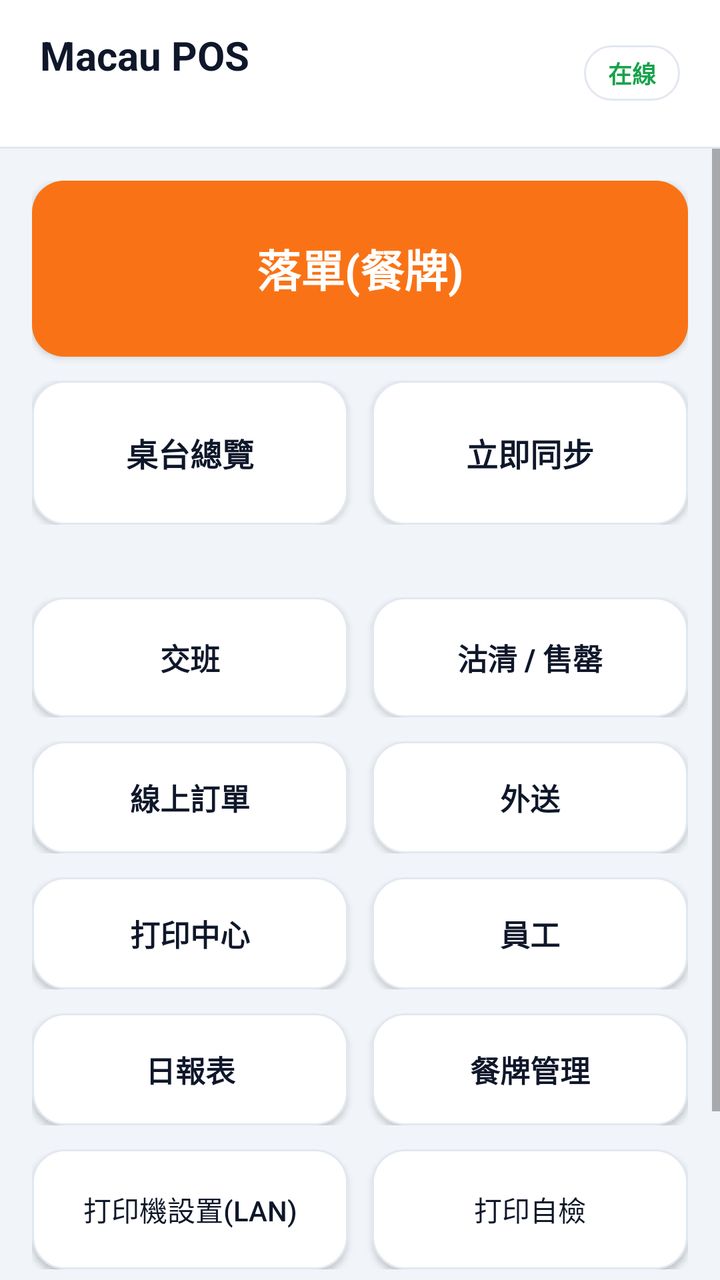
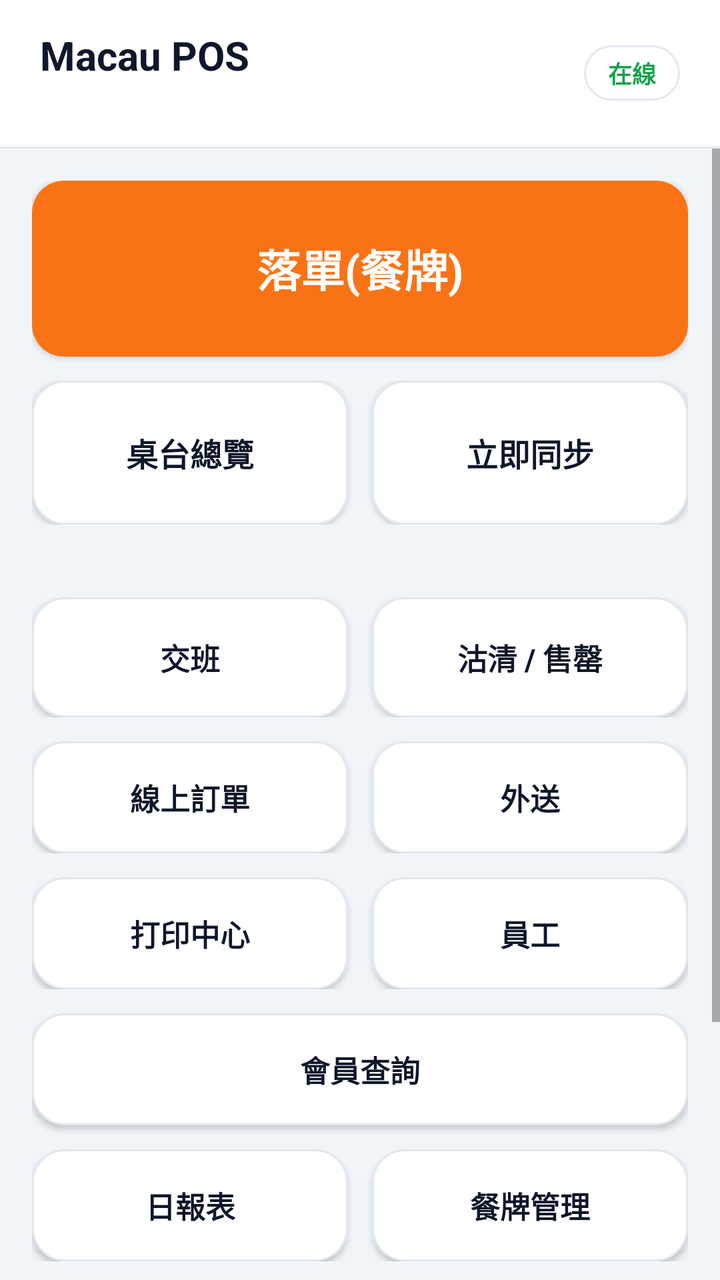

Two renders of the same Android screen: before a commit and after it. Below are the layout's source before the change and the commit's diff.
<!-- AndroidManifest.xml: application theme Theme.MacauposNative -->
<!-- res/layout/activity_home.xml -->
<?xml version="1.0" encoding="utf-8"?>
<LinearLayout xmlns:android="http://schemas.android.com/apk/res/android"
    android:layout_width="match_parent"
    android:layout_height="match_parent"
    android:orientation="vertical"
    android:background="@color/bg_screen">

    
    <LinearLayout
        android:layout_width="match_parent"
        android:layout_height="wrap_content"
        android:orientation="horizontal"
        android:gravity="center_vertical"
        android:background="@color/card"
        android:paddingHorizontal="20dp"
        android:paddingVertical="14dp">

        <LinearLayout
            android:layout_width="0dp"
            android:layout_height="wrap_content"
            android:layout_weight="1"
            android:orientation="vertical">

            <TextView
                android:id="@+id/txtStoreName"
                android:layout_width="wrap_content"
                android:layout_height="wrap_content"
                android:text="@string/home_title"
                android:textColor="@color/text_primary"
                android:textSize="20sp"
                android:textStyle="bold" />

            <TextView
                android:id="@+id/txtMeta"
                android:layout_width="wrap_content"
                android:layout_height="wrap_content"
                android:layout_marginTop="2dp"
                android:textColor="@color/text_secondary"
                android:textSize="12sp" />
        </LinearLayout>

        <TextView
            android:id="@+id/txtOffline"
            android:layout_width="wrap_content"
            android:layout_height="wrap_content"
            android:background="@drawable/bg_btn_outline"
            android:paddingHorizontal="12dp"
            android:paddingVertical="5dp"
            android:text="在線"
            android:textColor="@color/ok_green"
            android:textSize="12sp"
            android:textStyle="bold" />
    </LinearLayout>

    <View
        android:layout_width="match_parent"
        android:layout_height="1dp"
        android:background="@color/card_border" />

    
    <ScrollView
        android:layout_width="match_parent"
        android:layout_height="0dp"
        android:layout_weight="1"
        android:fillViewport="true">

        <LinearLayout
            android:layout_width="match_parent"
            android:layout_height="wrap_content"
            android:orientation="vertical"
            android:padding="16dp">

            
            <Button
                android:id="@+id/btnOrder"
                android:layout_width="match_parent"
                android:layout_height="88dp"
                android:background="@drawable/bg_btn_accent"
                android:text="落單(餐牌)"
                android:textColor="@color/card"
                android:textSize="22sp"
                android:textStyle="bold" />

            <LinearLayout
                android:layout_width="match_parent"
                android:layout_height="wrap_content"
                android:layout_marginTop="12dp"
                android:orientation="horizontal">

                <Button
                    android:id="@+id/btnTables"
                    android:layout_width="0dp"
                    android:layout_height="72dp"
                    android:layout_weight="1"
                    android:background="@drawable/bg_btn_outline"
                    android:text="桌台總覽"
                    android:textColor="@color/text_primary"
                    android:textSize="16sp"
                    android:textStyle="bold" />

                <Button
                    android:id="@+id/btnSync"
                    android:layout_width="0dp"
                    android:layout_height="72dp"
                    android:layout_marginStart="12dp"
                    android:layout_weight="1"
                    android:background="@drawable/bg_btn_outline"
                    android:text="立即同步"
                    android:textColor="@color/text_primary"
                    android:textSize="16sp"
                    android:textStyle="bold" />
            </LinearLayout>

            <TextView
                android:id="@+id/txtSyncState"
                android:layout_width="match_parent"
                android:layout_height="wrap_content"
                android:layout_marginTop="8dp"
                android:gravity="center"
                android:textColor="@color/text_secondary"
                android:textSize="12sp" />

            <LinearLayout
                android:layout_width="match_parent"
                android:layout_height="wrap_content"
                android:layout_marginTop="12dp"
                android:orientation="horizontal">

                <Button
                    android:id="@+id/btnShift"
                    android:layout_width="0dp"
                    android:layout_height="60dp"
                    android:layout_weight="1"
                    android:background="@drawable/bg_btn_outline"
                    android:text="交班"
                    android:textColor="@color/text_primary"
                    android:textSize="15sp"
                    android:textStyle="bold" />

                <Button
                    android:id="@+id/btnSoldOut"
                    android:layout_width="0dp"
                    android:layout_height="60dp"
                    android:layout_marginStart="12dp"
                    android:layout_weight="1"
                    android:background="@drawable/bg_btn_outline"
                    android:text="沽清 / 售罄"
                    android:textColor="@color/text_primary"
                    android:textSize="15sp"
                    android:textStyle="bold" />
            </LinearLayout>

            <LinearLayout
                android:layout_width="match_parent"
                android:layout_height="wrap_content"
                android:layout_marginTop="12dp"
                android:orientation="horizontal">

                <Button
                    android:id="@+id/btnOnlineOrders"
                    android:layout_width="0dp"
                    android:layout_height="56dp"
                    android:layout_weight="1"
                    android:background="@drawable/bg_btn_outline"
                    android:text="線上訂單"
                    android:textColor="@color/text_primary"
                    android:textSize="15sp"
                    android:textStyle="bold" />

                <Button
                    android:id="@+id/btnDelivery"
                    android:layout_width="0dp"
                    android:layout_height="56dp"
                    android:layout_marginStart="12dp"
                    android:layout_weight="1"
                    android:background="@drawable/bg_btn_outline"
                    android:text="外送"
                    android:textColor="@color/text_primary"
                    android:textSize="15sp"
                    android:textStyle="bold" />
            </LinearLayout>

            <LinearLayout
                android:layout_width="match_parent"
                android:layout_height="wrap_content"
                android:layout_marginTop="12dp"
                android:orientation="horizontal">

                <Button
                    android:id="@+id/btnPrintCenter"
                    android:layout_width="0dp"
                    android:layout_height="56dp"
                    android:layout_weight="1"
                    android:background="@drawable/bg_btn_outline"
                    android:text="打印中心"
                    android:textColor="@color/text_primary"
                    android:textSize="15sp"
                    android:textStyle="bold" />

                <Button
                    android:id="@+id/btnStaff"
                    android:layout_width="0dp"
                    android:layout_height="56dp"
                    android:layout_marginStart="12dp"
                    android:layout_weight="1"
                    android:background="@drawable/bg_btn_outline"
                    android:text="員工"
                    android:textColor="@color/text_primary"
                    android:textSize="15sp"
                    android:textStyle="bold" />
            </LinearLayout>

            <LinearLayout
                android:layout_width="match_parent"
                android:layout_height="wrap_content"
                android:layout_marginTop="12dp"
                android:orientation="horizontal">

                <Button
                    android:id="@+id/btnReport"
                    android:layout_width="0dp"
                    android:layout_height="56dp"
                    android:layout_weight="1"
                    android:background="@drawable/bg_btn_outline"
                    android:text="日報表"
                    android:textColor="@color/text_primary"
                    android:textSize="15sp"
                    android:textStyle="bold" />

                <Button
                    android:id="@+id/btnMenuAdmin"
                    android:layout_width="0dp"
                    android:layout_height="56dp"
                    android:layout_marginStart="12dp"
                    android:layout_weight="1"
                    android:background="@drawable/bg_btn_outline"
                    android:text="餐牌管理"
                    android:textColor="@color/text_primary"
                    android:textSize="15sp"
                    android:textStyle="bold" />
            </LinearLayout>

            <LinearLayout
                android:layout_width="match_parent"
                android:layout_height="wrap_content"
                android:layout_marginTop="12dp"
                android:orientation="horizontal">

                <Button
                    android:id="@+id/btnPrinter"
                    android:layout_width="0dp"
                    android:layout_height="60dp"
                    android:layout_weight="1"
                    android:background="@drawable/bg_btn_outline"
                    android:text="打印機設置(LAN)"
                    android:textColor="@color/text_primary"
                    android:textSize="14sp" />

                <Button
                    android:id="@+id/btnSelfTest"
                    android:layout_width="0dp"
                    android:layout_height="60dp"
                    android:layout_marginStart="12dp"
                    android:layout_weight="1"
                    android:background="@drawable/bg_btn_outline"
                    android:text="打印自檢"
                    android:textColor="@color/text_primary"
                    android:textSize="14sp" />
            </LinearLayout>

            <TextView
                android:id="@+id/txtSelfTest"
                android:layout_width="match_parent"
                android:layout_height="wrap_content"
                android:layout_marginTop="6dp"
                android:fontFamily="monospace"
                android:gravity="center"
                android:textColor="@color/text_faint"
                android:textSize="11sp" />

            <Button
                android:id="@+id/btnLogout"
                android:layout_width="match_parent"
                android:layout_height="48dp"
                android:layout_marginTop="20dp"
                android:background="@drawable/bg_btn_outline"
                android:text="登出(清離線憑證)"
                android:textColor="@color/warn_red"
                android:textSize="14sp" />
        </LinearLayout>
    </ScrollView>
</LinearLayout>
<!-- resources referenced by this layout -->
<resources>
  <color name="bg_screen">#F1F5F9</color>
  <color name="card">#FFFFFF</color>
  <color name="card_border">#E2E8F0</color>
  <color name="ok_green">#16A34A</color>
  <color name="text_faint">#94A3B8</color>
  <color name="text_primary">#0F172A</color>
  <color name="text_secondary">#64748B</color>
  <color name="warn_red">#DC2626</color>
  <!-- drawable bg_btn_accent (drawable) -->
  <?xml version="1.0" encoding="utf-8"?>
  <selector xmlns:android="http://schemas.android.com/apk/res/android">
      <item android:state_pressed="true">
          <shape android:shape="rectangle">
              <solid android:color="@color/accent_deep" />
              <corners android:radius="16dp" />
          </shape>
      </item>
      <item android:state_enabled="false">
          <shape android:shape="rectangle">
              <solid android:color="#E2E8F0" />
              <corners android:radius="16dp" />
          </shape>
      </item>
      <item>
          <shape android:shape="rectangle">
              <solid android:color="@color/accent" />
              <corners android:radius="16dp" />
          </shape>
      </item>
  </selector>
  <!-- drawable bg_btn_outline (drawable) -->
  <?xml version="1.0" encoding="utf-8"?>
  <selector xmlns:android="http://schemas.android.com/apk/res/android">
      <item android:state_pressed="true">
          <shape android:shape="rectangle">
              <solid android:color="@color/chip_bg" />
              <corners android:radius="16dp" />
              <stroke android:width="1dp" android:color="@color/text_faint" />
          </shape>
      </item>
      <item>
          <shape android:shape="rectangle">
              <solid android:color="@color/card" />
              <corners android:radius="16dp" />
              <stroke android:width="1dp" android:color="@color/card_border" />
          </shape>
      </item>
  </selector>
  <string name="home_title">Macau POS</string>
  <style name="Theme.MacauposNative" parent="android:Theme.Material.Light.NoActionBar">
          <item name="android:statusBarColor">#F1F5F9</item>
          <item name="android:navigationBarColor">#FFFFFF</item>
          <item name="android:windowBackground">#F1F5F9</item>
          <item name="android:colorAccent">#F97316</item>
          <item name="android:windowLightStatusBar">true</item>
      </style>
  <color name="accent_deep">#EA580C</color>
  <color name="accent">#F97316</color>
  <color name="chip_bg">#F8FAFC</color>
</resources>

<!-- the commit's change to res/layout/activity_home.xml (unified diff, before → after) -->
@@ -210,6 +210,17 @@
                     android:textStyle="bold" />
             </LinearLayout>
 
+            <Button
+                android:id="@+id/btnMember"
+                android:layout_width="match_parent"
+                android:layout_height="56dp"
+                android:layout_marginTop="12dp"
+                android:background="@drawable/bg_btn_outline"
+                android:text="會員查詢"
+                android:textColor="@color/text_primary"
+                android:textSize="15sp"
+                android:textStyle="bold" />
+
             <LinearLayout
                 android:layout_width="match_parent"
                 android:layout_height="wrap_content"
